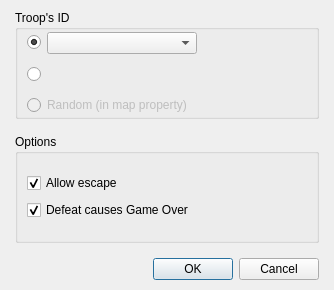
Qt form Dialogs/Commands/dialogcommandstartbattle.ui (RPG-Paper-Maker/RPG-Paper-Maker) before a commit.
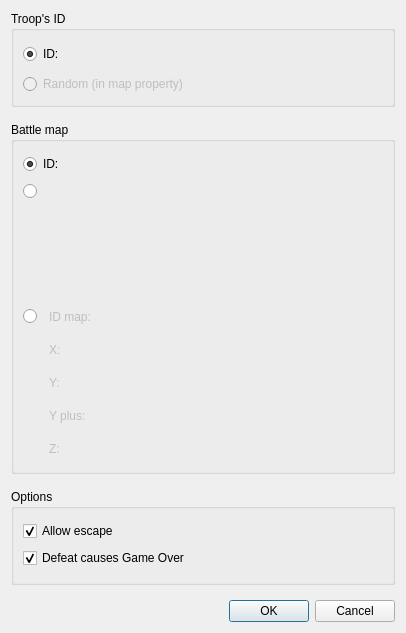
The same form after that commit. Custom widgets are drawn as their Qt base class.

Commit message: Battle choose map in command start battle + PanelSelectPosition widget

```diff
--- a/Dialogs/Commands/dialogcommandstartbattle.ui
+++ b/Dialogs/Commands/dialogcommandstartbattle.ui
@@ -6,111 +6,78 @@
    <rect>
     <x>0</x>
     <y>0</y>
-    <width>334</width>
-    <height>290</height>
+    <width>406</width>
+    <height>633</height>
    </rect>
   </property>
   <property name="windowTitle">
    <string>Start a battle...</string>
   </property>
-  <layout class="QGridLayout" name="gridLayout_5">
-   <property name="leftMargin">
-    <number>15</number>
-   </property>
-   <property name="topMargin">
-    <number>10</number>
-   </property>
-   <property name="rightMargin">
-    <number>15</number>
-   </property>
-   <property name="bottomMargin">
-    <number>10</number>
-   </property>
+  <layout class="QGridLayout" name="gridLayout_10">
    <item row="0" column="0">
-    <layout class="QVBoxLayout" name="verticalLayout">
+    <layout class="QVBoxLayout" name="verticalLayout_3">
      <property name="spacing">
       <number>15</number>
      </property>
      <item>
+      <layout class="QVBoxLayout" name="verticalLayout_2">
+       <item>
       <widget class="QGroupBox" name="groupBox">
        <property name="title">
         <string>Troop's ID</string>
        </property>
-       <layout class="QGridLayout" name="gridLayout_2">
-        <property name="topMargin">
-         <number>0</number>
-        </property>
-        <property name="bottomMargin">
-         <number>0</number>
-        </property>
+         <layout class="QGridLayout" name="gridLayout">
         <item row="0" column="0">
-         <layout class="QGridLayout" name="gridLayout" columnstretch="0,0,1">
-          <item row="0" column="0">
-           <widget class="QRadioButton" name="radioButtonDB">
-            <property name="text">
-             <string/>
-            </property>
-            <property name="checked">
-             <bool>true</bool>
-            </property>
-           </widget>
-          </item>
-          <item row="0" column="1">
-           <widget class="QComboBox" name="comboBoxDB">
-            <property name="minimumSize">
-             <size>
-              <width>150</width>
-              <height>0</height>
-             </size>
-            </property>
-            <property name="maximumSize">
-             <size>
-              <width>150</width>
-              <height>16777215</height>
-             </size>
-            </property>
-           </widget>
-          </item>
-          <item row="0" column="2" rowspan="2">
-           <spacer name="horizontalSpacer">
-            <property name="orientation">
-             <enum>Qt::Horizontal</enum>
-            </property>
-            <property name="sizeHint" stdset="0">
-             <size>
-              <width>78</width>
-              <height>58</height>
-             </size>
-            </property>
-           </spacer>
-          </item>
-          <item row="1" column="0">
+           <layout class="QVBoxLayout" name="verticalLayout_4">
+            <item>
+             <layout class="QHBoxLayout" name="horizontalLayout_2" stretch="0,0,1">
+              <item>
            <widget class="QRadioButton" name="radioButtonVariableConstant">
             <property name="text">
-             <string/>
+                 <string>ID:</string>
+                </property>
+                <property name="checked">
+                 <bool>true</bool>
             </property>
            </widget>
           </item>
-          <item row="1" column="1">
+              <item>
            <widget class="PanelPrimitiveValue" name="widgetVariableConstant" native="true">
             <property name="enabled">
-             <bool>false</bool>
+                 <bool>true</bool>
             </property>
             <property name="minimumSize">
              <size>
-              <width>250</width>
+                  <width>300</width>
               <height>27</height>
              </size>
             </property>
             <property name="maximumSize">
              <size>
-              <width>250</width>
+                  <width>300</width>
               <height>27</height>
              </size>
             </property>
            </widget>
           </item>
-          <item row="2" column="0" colspan="3">
+              <item>
+               <spacer name="horizontalSpacer_16">
+                <property name="orientation">
+                 <enum>Qt::Horizontal</enum>
+                </property>
+                <property name="sizeHint" stdset="0">
+                 <size>
+                  <width>68</width>
+                  <height>20</height>
+                 </size>
+                </property>
+               </spacer>
+              </item>
+             </layout>
+            </item>
+            <item>
+             <layout class="QHBoxLayout" name="horizontalLayout_3" stretch="0,1">
+              <item>
            <widget class="QRadioButton" name="radioButtonRandom">
             <property name="enabled">
              <bool>false</bool>
@@ -120,6 +87,302 @@
             </property>
            </widget>
           </item>
+              <item>
+               <spacer name="horizontalSpacer_17">
+                <property name="orientation">
+                 <enum>Qt::Horizontal</enum>
+                </property>
+                <property name="sizeHint" stdset="0">
+                 <size>
+                  <width>158</width>
+                  <height>20</height>
+                 </size>
+                </property>
+               </spacer>
+              </item>
+             </layout>
+            </item>
+           </layout>
+          </item>
+         </layout>
+        </widget>
+       </item>
+       <item>
+        <widget class="QGroupBox" name="groupBox_3">
+         <property name="maximumSize">
+          <size>
+           <width>16777215</width>
+           <height>16777215</height>
+          </size>
+         </property>
+         <property name="title">
+          <string>Battle map</string>
+         </property>
+         <layout class="QGridLayout" name="gridLayout_8">
+          <item row="0" column="0" rowspan="2" colspan="2">
+           <layout class="QGridLayout" name="gridLayout_2">
+            <item row="0" column="0" colspan="2">
+             <widget class="QRadioButton" name="radioButtonID">
+              <property name="text">
+               <string>ID:</string>
+              </property>
+              <property name="checked">
+               <bool>true</bool>
+              </property>
+             </widget>
+            </item>
+            <item row="0" column="2" colspan="2">
+             <widget class="PanelPrimitiveValue" name="panelPrimitiveValueIDBattleMap" native="true">
+              <property name="minimumSize">
+               <size>
+                <width>300</width>
+                <height>27</height>
+               </size>
+              </property>
+              <property name="maximumSize">
+               <size>
+                <width>300</width>
+                <height>27</height>
+               </size>
+              </property>
+             </widget>
+            </item>
+            <item row="0" column="4">
+             <spacer name="horizontalSpacer">
+              <property name="orientation">
+               <enum>Qt::Horizontal</enum>
+              </property>
+              <property name="sizeHint" stdset="0">
+               <size>
+                <width>40</width>
+                <height>20</height>
+               </size>
+              </property>
+             </spacer>
+            </item>
+            <item row="1" column="0">
+             <widget class="QRadioButton" name="radioButtonSelect">
+              <property name="enabled">
+               <bool>true</bool>
+              </property>
+              <property name="text">
+               <string/>
+              </property>
+              <property name="checked">
+               <bool>false</bool>
+              </property>
+             </widget>
+            </item>
+            <item row="1" column="1" rowspan="2" colspan="4">
+             <widget class="PanelSelectPosition" name="panelSelectPosition" native="true">
+              <property name="enabled">
+               <bool>false</bool>
+              </property>
+              <property name="minimumSize">
+               <size>
+                <width>286</width>
+                <height>111</height>
+               </size>
+              </property>
+              <property name="maximumSize">
+               <size>
+                <width>16777215</width>
+                <height>111</height>
+               </size>
+              </property>
+             </widget>
+            </item>
+            <item row="2" column="0">
+             <spacer name="verticalSpacer_3">
+              <property name="orientation">
+               <enum>Qt::Vertical</enum>
+              </property>
+              <property name="sizeHint" stdset="0">
+               <size>
+                <width>20</width>
+                <height>98</height>
+               </size>
+              </property>
+             </spacer>
+            </item>
+            <item row="3" column="0">
+             <widget class="QRadioButton" name="radioButtonNumber">
+              <property name="text">
+               <string/>
+              </property>
+             </widget>
+            </item>
+            <item row="3" column="1" colspan="2">
+             <widget class="QLabel" name="label_7">
+              <property name="enabled">
+               <bool>false</bool>
+              </property>
+              <property name="text">
+               <string>ID map:</string>
+              </property>
+             </widget>
+            </item>
+            <item row="3" column="4" rowspan="5">
+             <spacer name="horizontalSpacer_11">
+              <property name="orientation">
+               <enum>Qt::Horizontal</enum>
+              </property>
+              <property name="sizeHint" stdset="0">
+               <size>
+                <width>38</width>
+                <height>158</height>
+               </size>
+              </property>
+             </spacer>
+            </item>
+            <item row="4" column="0" rowspan="4">
+             <spacer name="verticalSpacer_4">
+              <property name="orientation">
+               <enum>Qt::Vertical</enum>
+              </property>
+              <property name="sizeHint" stdset="0">
+               <size>
+                <width>20</width>
+                <height>128</height>
+               </size>
+              </property>
+             </spacer>
+            </item>
+            <item row="4" column="1">
+             <widget class="QLabel" name="label_8">
+              <property name="enabled">
+               <bool>false</bool>
+              </property>
+              <property name="text">
+               <string>X:</string>
+              </property>
+             </widget>
+            </item>
+            <item row="4" column="3">
+             <widget class="PanelPrimitiveValue" name="widgetX" native="true">
+              <property name="enabled">
+               <bool>false</bool>
+              </property>
+              <property name="minimumSize">
+               <size>
+                <width>250</width>
+                <height>27</height>
+               </size>
+              </property>
+              <property name="maximumSize">
+               <size>
+                <width>250</width>
+                <height>27</height>
+               </size>
+              </property>
+             </widget>
+            </item>
+            <item row="5" column="1">
+             <widget class="QLabel" name="label_9">
+              <property name="enabled">
+               <bool>false</bool>
+              </property>
+              <property name="text">
+               <string>Y:</string>
+              </property>
+             </widget>
+            </item>
+            <item row="5" column="3">
+             <widget class="PanelPrimitiveValue" name="widgetY" native="true">
+              <property name="enabled">
+               <bool>false</bool>
+              </property>
+              <property name="minimumSize">
+               <size>
+                <width>250</width>
+                <height>27</height>
+               </size>
+              </property>
+              <property name="maximumSize">
+               <size>
+                <width>250</width>
+                <height>27</height>
+               </size>
+              </property>
+             </widget>
+            </item>
+            <item row="6" column="1" colspan="2">
+             <widget class="QLabel" name="label_10">
+              <property name="enabled">
+               <bool>false</bool>
+              </property>
+              <property name="text">
+               <string>Y plus:</string>
+              </property>
+             </widget>
+            </item>
+            <item row="6" column="3">
+             <widget class="PanelPrimitiveValue" name="widgetYplus" native="true">
+              <property name="enabled">
+               <bool>false</bool>
+              </property>
+              <property name="minimumSize">
+               <size>
+                <width>250</width>
+                <height>27</height>
+               </size>
+              </property>
+              <property name="maximumSize">
+               <size>
+                <width>250</width>
+                <height>27</height>
+               </size>
+              </property>
+             </widget>
+            </item>
+            <item row="7" column="1">
+             <widget class="QLabel" name="label_11">
+              <property name="enabled">
+               <bool>false</bool>
+              </property>
+              <property name="text">
+               <string>Z:</string>
+              </property>
+             </widget>
+            </item>
+            <item row="7" column="3">
+             <widget class="PanelPrimitiveValue" name="widgetZ" native="true">
+              <property name="enabled">
+               <bool>false</bool>
+              </property>
+              <property name="minimumSize">
+               <size>
+                <width>250</width>
+                <height>27</height>
+               </size>
+              </property>
+              <property name="maximumSize">
+               <size>
+                <width>250</width>
+                <height>27</height>
+               </size>
+              </property>
+             </widget>
+            </item>
+            <item row="3" column="3">
+             <widget class="PanelPrimitiveValue" name="widgetIdMap" native="true">
+              <property name="enabled">
+               <bool>false</bool>
+              </property>
+              <property name="minimumSize">
+               <size>
+                <width>250</width>
+                <height>27</height>
+               </size>
+              </property>
+              <property name="maximumSize">
+               <size>
+                <width>250</width>
+                <height>27</height>
+               </size>
+              </property>
+             </widget>
+            </item>
          </layout>
         </item>
        </layout>
@@ -171,6 +434,8 @@
        </layout>
       </widget>
      </item>
+      </layout>
+     </item>
      <item>
       <widget class="QDialogButtonBox" name="buttonBox">
        <property name="orientation">
@@ -192,6 +457,12 @@
    <header>panelprimitivevalue.h</header>
    <container>1</container>
   </customwidget>
+  <customwidget>
+   <class>PanelSelectPosition</class>
+   <extends>QWidget</extends>
+   <header>panelselectposition.h</header>
+   <container>1</container>
+  </customwidget>
  </customwidgets>
  <resources/>
  <connections>
```
Lines whose indentation alone changed are shown as unchanged. The commit also changes 12 other files.
